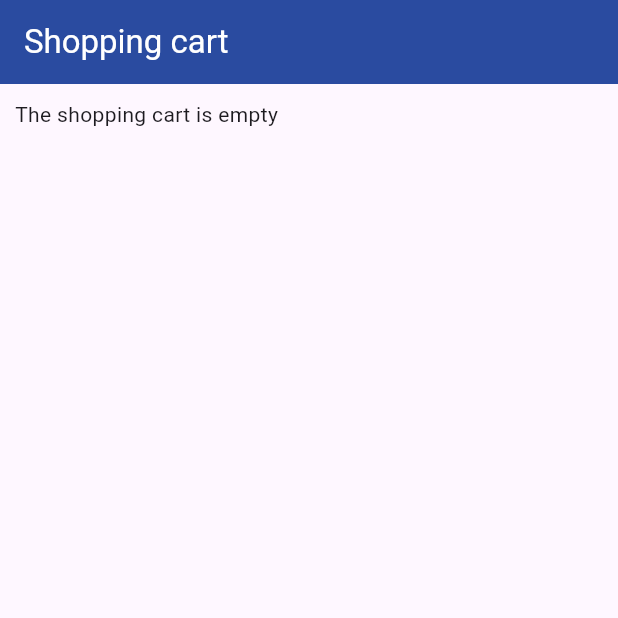
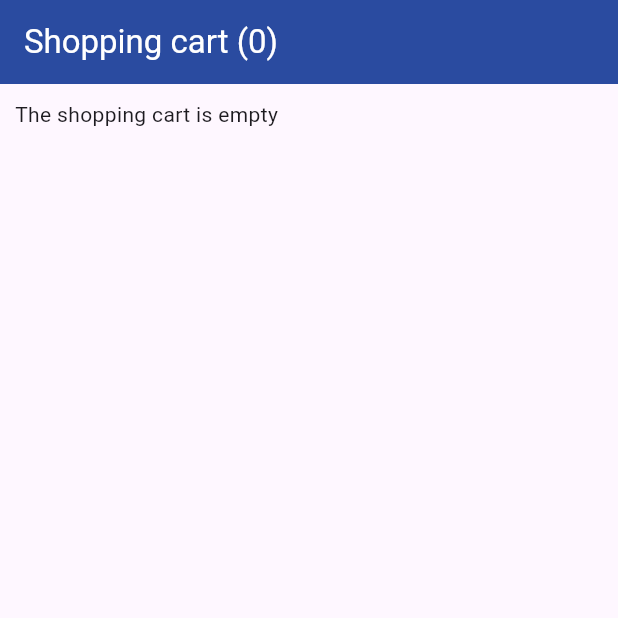
Before and after one commit to xuandinhgl/mini-shop, a Flutter app: the ShoppingCartScreen screen opened by its route, on a phone screen of 412 x 824 dp, the top half of it. Run offline on Flutter 3.47's test engine with Material 3 defaults, Android fonts, the phone set to English and light mode, and no system bars; our stand-ins replace cached_network_image, curved_navigation_bar, flutter_riverpod, fluttertoast, go_router.

Commit message:
Update code

```diff
--- /dev/null
+++ b/l10.yaml
@@ -0,0 +1,4 @@
+localization:
+  arb-dir: lib/l10n
+  template-arb-file: app_en.arb
+  output-localization-file: app_localizations.dart
--- a/lib/l10n/app_en.arb
+++ b/lib/l10n/app_en.arb
@@ -3,7 +3,7 @@
   "productRecommended": "Recommended",
   "favoriteProducts": "Favorite products",
   "noFavoriteProducts": "No favorite products",
-  "shoppingCart": "Shopping cart",
+  "shoppingCart": "Shopping cart ({count})",
   "shoppingCartEmpty": "The shopping cart is empty",
   "favoriteProductRemoved": "Product removed from favorite",
   "favoriteProductAdded": "Product added to favorite",
--- a/lib/l10n/app_localizations.dart
+++ b/lib/l10n/app_localizations.dart
@@ -122,8 +122,8 @@ abstract class AppLocalizations {
   /// No description provided for @shoppingCart.
   ///
   /// In en, this message translates to:
-  /// **'Shopping cart'**
-  String get shoppingCart;
+  /// **'Shopping cart ({count})'**
+  String shoppingCart(Object count);
 
   /// No description provided for @shoppingCartEmpty.
   ///
--- a/lib/l10n/app_localizations_en.dart
+++ b/lib/l10n/app_localizations_en.dart
@@ -21,7 +21,9 @@ class AppLocalizationsEn extends AppLocalizations {
   String get noFavoriteProducts => 'No favorite products';
 
   @override
-  String get shoppingCart => 'Shopping cart';
+  String shoppingCart(Object count) {
+    return 'Shopping cart ($count)';
+  }
 
   @override
   String get shoppingCartEmpty => 'The shopping cart is empty';
--- a/lib/l10n/app_localizations_vi.dart
+++ b/lib/l10n/app_localizations_vi.dart
@@ -21,7 +21,9 @@ class AppLocalizationsVi extends AppLocalizations {
   String get noFavoriteProducts => 'Chưa có sản phẩm yêu thích';
 
   @override
-  String get shoppingCart => 'Giỏ hàng';
+  String shoppingCart(Object count) {
+    return 'Giỏ hàng ($count)';
+  }
 
   @override
   String get shoppingCartEmpty => 'Giỏ hàng đang trống';
--- a/lib/l10n/app_vi.arb
+++ b/lib/l10n/app_vi.arb
@@ -3,7 +3,7 @@
   "productRecommended": "Gợi ý ",
   "favoriteProducts": "Sản phẩm yêu thích",
   "noFavoriteProducts": "Chưa có sản phẩm yêu thích",
-  "shoppingCart": "Giỏ hàng",
+  "shoppingCart": "Giỏ hàng ({count})",
   "shoppingCartEmpty": "Giỏ hàng đang trống",
   "favoriteProductRemoved": "Đã xoá sản phẩm khỏi mục yêu thích",
   "favoriteProductAdded": "Đã thêm sản phẩm vào mục yêu thích",
--- a/lib/main.dart
+++ b/lib/main.dart
@@ -1,13 +1,11 @@
 import 'package:flutter/material.dart';
 import 'package:flutter_localizations/flutter_localizations.dart';
 import 'package:flutter_riverpod/flutter_riverpod.dart';
-import 'package:flutter_web_plugins/flutter_web_plugins.dart';
 import 'package:mini_shop/l10n/app_localizations.dart';
 import 'package:mini_shop/resources/view_models/app_setting_provider.dart';
 import 'package:mini_shop/router/app_router.dart';
 
 void main() {
-  setUrlStrategy(PathUrlStrategy());
   runApp(ProviderScope(child: const MyApp()));
 }
 
--- a/lib/resources/apis/product_api.dart
+++ b/lib/resources/apis/product_api.dart
@@ -1,4 +1,3 @@
-import 'package:flutter/cupertino.dart';
 import 'package:mini_shop/resources/apis/base_api.dart';
 import 'package:mini_shop/resources/models/product.dart';
 
--- a/lib/resources/view_models/category_notifier.dart
+++ b/lib/resources/view_models/category_notifier.dart
@@ -1,4 +1,3 @@
-import 'package:flutter/material.dart';
 import 'package:mini_shop/resources/apis/category_api.dart';
 import 'package:mini_shop/resources/models/category.dart';
 import 'package:flutter_riverpod/flutter_riverpod.dart';
--- a/lib/resources/view_models/product_notifier.dart
+++ b/lib/resources/view_models/product_notifier.dart
@@ -1,4 +1,3 @@
-import 'package:flutter/material.dart';
 import 'package:mini_shop/resources/apis/product_api.dart';
 import 'package:mini_shop/resources/models/product.dart';
 import 'package:flutter_riverpod/flutter_riverpod.dart';
--- a/lib/widgets/components/product_row.dart
+++ b/lib/widgets/components/product_row.dart
@@ -6,8 +6,6 @@ import 'package:mini_shop/l10n/app_localizations.dart';
 import 'package:mini_shop/resources/models/product.dart';
 import 'package:mini_shop/resources/view_models/favorite_notifier.dart';
 import 'package:mini_shop/widgets/common/styles.dart';
-import 'package:mini_shop/widgets/screens/product_detail.dart';
-import 'package:provider/provider.dart';
 
 class ProductRow extends ConsumerWidget {
   const ProductRow({super.key, required this.product});
--- a/lib/widgets/screens/favorite.dart
+++ b/lib/widgets/screens/favorite.dart
@@ -5,7 +5,6 @@ import 'package:mini_shop/resources/view_models/favorite_notifier.dart';
 import 'package:mini_shop/resources/view_models/product_notifier.dart';
 import 'package:mini_shop/widgets/common/styles.dart';
 import 'package:mini_shop/widgets/components/product_row.dart';
-import 'package:provider/provider.dart';
 
 class FavoriteScreen extends ConsumerWidget {
   const FavoriteScreen({super.key});
--- a/lib/widgets/screens/home.dart
+++ b/lib/widgets/screens/home.dart
@@ -8,8 +8,7 @@ import 'package:mini_shop/widgets/components/header_cart.dart';
 import 'package:mini_shop/widgets/screens/categories.dart';
 import 'package:mini_shop/widgets/screens/favorite.dart';
 import 'package:mini_shop/widgets/screens/products.dart';
-import 'package:mini_shop/widgets/screens/setting.dart' show SettingScreen;
-import 'package:provider/provider.dart';
+import 'package:mini_shop/widgets/screens/setting.dart';
 
 class HomeScreen extends ConsumerWidget {
   HomeScreen({super.key});
--- a/lib/widgets/screens/setting.dart
+++ b/lib/widgets/screens/setting.dart
@@ -27,7 +27,7 @@ class SettingScreen extends ConsumerWidget {
                   : Colors.grey,
               foregroundColor: Colors.white,
             ),
-            child: const Text("English"),
+            child: const Text("🇺🇸 English"),
           ),
           SizedBox(width: 20),
           ElevatedButton(
@@ -41,7 +41,7 @@ class SettingScreen extends ConsumerWidget {
                   : Colors.grey,
               foregroundColor: Colors.white,
             ),
-            child: const Text("Vietnamese"),
+            child: const Text("🇻🇳 Vietnamese"),
           ),
         ],
       ),
--- a/lib/widgets/screens/shopping_cart.dart
+++ b/lib/widgets/screens/shopping_cart.dart
@@ -2,7 +2,6 @@ import 'package:cached_network_image/cached_network_image.dart';
 import 'package:flutter/material.dart';
 import 'package:flutter_riverpod/flutter_riverpod.dart';
 import 'package:mini_shop/l10n/app_localizations.dart';
-import 'package:mini_shop/resources/models/cart_item.dart';
 import 'package:mini_shop/resources/view_models/shopping_cart_notifier.dart';
 import 'package:mini_shop/widgets/common/styles.dart';
 
@@ -16,7 +15,7 @@ class ShoppingCartScreen extends ConsumerWidget {
 
     return Scaffold(
       appBar: AppBar(
-        title: Text(lang!.shoppingCart),
+        title: Text(lang!.shoppingCart(cart.count)),
         backgroundColor: Styles.colorLightBlue,
         foregroundColor: Colors.white,
       ),
--- a/pubspec.yaml
+++ b/pubspec.yaml
@@ -45,8 +45,6 @@ dependencies:
   intl: ^0.20.2
   flutter_riverpod: ^2.5.1
   go_router: ^14.0.0
-  flutter_web_plugins:
-    sdk: flutter
 
 dev_dependencies:
   flutter_test:
@@ -100,7 +98,3 @@ flutter:
   #
   # For details regarding fonts from package dependencies,
   # see https://flutter.dev/to/font-from-package
-localization:
-  arb-dir: lib/l10n
-  template-arb-file: app_en.arb
-  output-localization-file: app_localizations.dart
```
Also changed, not shown: pubspec.lock.
